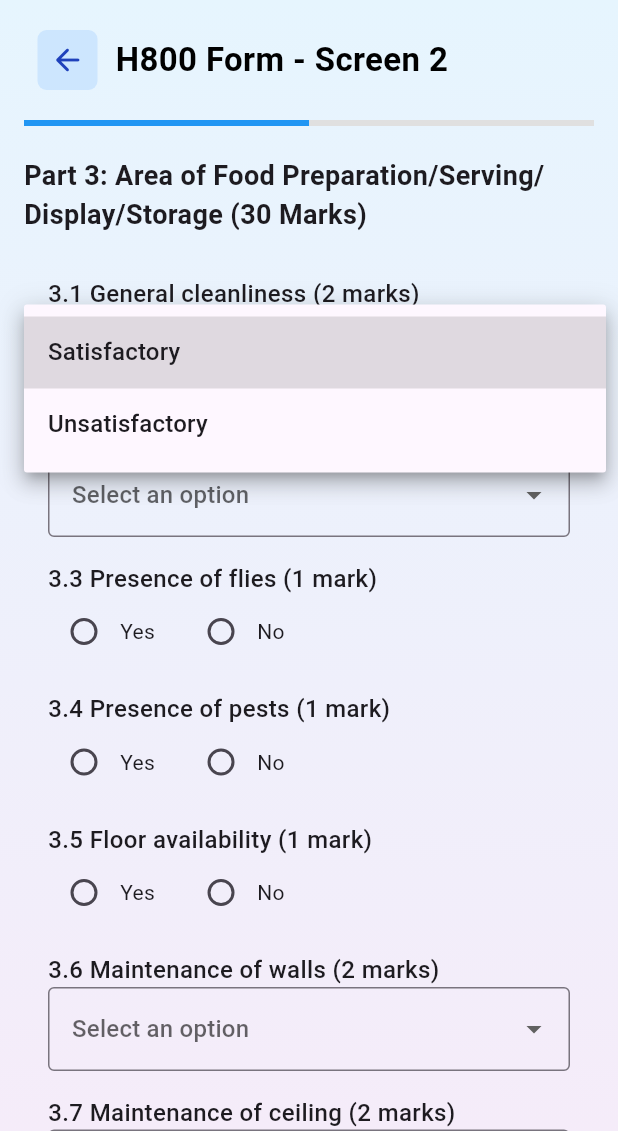
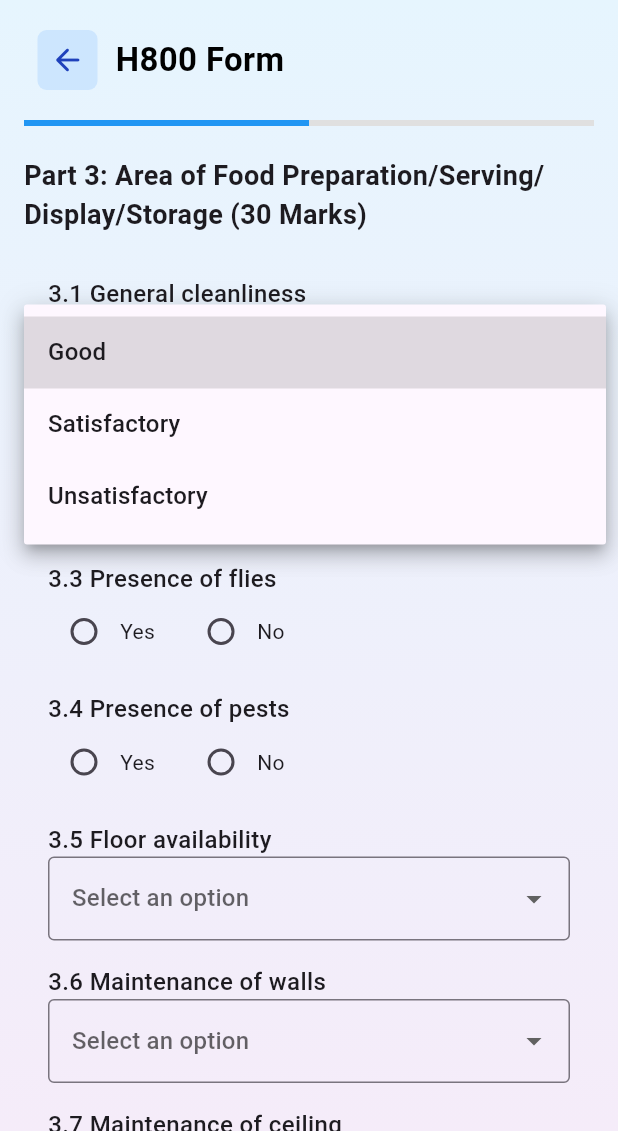
Before and after one commit to SeneshFitzroy/SafeServe-PHI-Manager, a Flutter app: the H800FormScreenTwo screen opened by its route, after a tap on "Select an option", on a phone screen of 412 x 824 dp, the part 105-1236 px from its top. Run offline on Flutter 3.47's test engine with Material 3 defaults, Android fonts, the phone set to English and light mode, and no system bars; our stand-ins replace image_picker, material_design_icons_flutter.

Commit message:
updated the questions and generic dropdown options

```diff
--- a/MobileApplication/safeServe/lib/screens/h800_form/h800_form_screen_two.dart
+++ b/MobileApplication/safeServe/lib/screens/h800_form/h800_form_screen_two.dart
@@ -49,7 +49,8 @@ class H800FormScreenTwoState extends State<H800FormScreenTwo> {
     super.initState();
     // Initialize values from formData
     _generalCleanlinessPart3 = widget.formData.generalCleanlinessPart3;
-    _safetyMeasuresForCleanliness = widget.formData.safetyMeasuresForCleanliness;
+    _safetyMeasuresForCleanliness =
+        widget.formData.safetyMeasuresForCleanliness;
     _hasFlies = widget.formData.hasFlies;
     _hasPests = widget.formData.hasPests;
     _hasFloor = widget.formData.hasFloor;
@@ -57,7 +58,8 @@ class H800FormScreenTwoState extends State<H800FormScreenTwo> {
     _maintenanceOfCeilingPart3 = widget.formData.maintenanceOfCeilingPart3;
     _spaceInWorkingArea = widget.formData.spaceInWorkingArea;
     _dailyCleaning = widget.formData.dailyCleaning;
-    _riskOfContaminationFromToilets = widget.formData.riskOfContaminationFromToilets;
+    _riskOfContaminationFromToilets =
+        widget.formData.riskOfContaminationFromToilets;
     _adequateBins = widget.formData.adequateBins;
     _hasUnnecessaryItems = widget.formData.hasUnnecessaryItems;
     _cleaningToolsAvailable = widget.formData.cleaningToolsAvailable;
@@ -104,15 +106,18 @@ class H800FormScreenTwoState extends State<H800FormScreenTwo> {
     bool isValid = true;
     setState(() {
       _isInvalid['generalCleanlinessPart3'] = _generalCleanlinessPart3 == null;
-      _isInvalid['safetyMeasuresForCleanliness'] = _safetyMeasuresForCleanliness == null;
+      _isInvalid['safetyMeasuresForCleanliness'] =
+          _safetyMeasuresForCleanliness == null;
       _isInvalid['hasFlies'] = _hasFlies == null;
       _isInvalid['hasPests'] = _hasPests == null;
       _isInvalid['hasFloor'] = _hasFloor == null;
       _isInvalid['maintenanceOfWalls'] = _maintenanceOfWalls == null;
-      _isInvalid['maintenanceOfCeilingPart3'] = _maintenanceOfCeilingPart3 == null;
+      _isInvalid['maintenanceOfCeilingPart3'] =
+          _maintenanceOfCeilingPart3 == null;
       _isInvalid['spaceInWorkingArea'] = _spaceInWorkingArea == null;
       _isInvalid['dailyCleaning'] = _dailyCleaning == null;
-      _isInvalid['riskOfContaminationFromToilets'] = _riskOfContaminationFromToilets == null;
+      _isInvalid['riskOfContaminationFromToilets'] =
+          _riskOfContaminationFromToilets == null;
       _isInvalid['adequateBins'] = _adequateBins == null;
       _isInvalid['hasUnnecessaryItems'] = _hasUnnecessaryItems == null;
       _isInvalid['cleaningToolsAvailable'] = _cleaningToolsAvailable == null;
@@ -122,7 +127,8 @@ class H800FormScreenTwoState extends State<H800FormScreenTwo> {
       _isInvalid['separateChoppingBoards'] = _separateChoppingBoards == null;
       _isInvalid['cleanlinessOfEquipment'] = _cleanlinessOfEquipment == null;
       _isInvalid['suitabilityOfLayout'] = _suitabilityOfLayout == null;
-      _isInvalid['lightAndVentilationPart3'] = _lightAndVentilationPart3 == null;
+      _isInvalid['lightAndVentilationPart3'] =
+          _lightAndVentilationPart3 == null;
       _isInvalid['houseKeeping'] = _houseKeeping == null;
       _isInvalid['waterSupplySuitable'] = _waterSupplySuitable == null;
       _isInvalid['safeFoodHandling'] = _safeFoodHandling == null;
@@ -134,7 +140,8 @@ class H800FormScreenTwoState extends State<H800FormScreenTwo> {
 
   void _updateFormData() {
     widget.formData.generalCleanlinessPart3 = _generalCleanlinessPart3;
-    widget.formData.safetyMeasuresForCleanliness = _safetyMeasuresForCleanliness;
+    widget.formData.safetyMeasuresForCleanliness =
+        _safetyMeasuresForCleanliness;
     widget.formData.hasFlies = _hasFlies;
     widget.formData.hasPests = _hasPests;
     widget.formData.hasFloor = _hasFloor;
@@ -142,7 +149,8 @@ class H800FormScreenTwoState extends State<H800FormScreenTwo> {
     widget.formData.maintenanceOfCeilingPart3 = _maintenanceOfCeilingPart3;
     widget.formData.spaceInWorkingArea = _spaceInWorkingArea;
     widget.formData.dailyCleaning = _dailyCleaning;
-    widget.formData.riskOfContaminationFromToilets = _riskOfContaminationFromToilets;
+    widget.formData.riskOfContaminationFromToilets =
+        _riskOfContaminationFromToilets;
     widget.formData.adequateBins = _adequateBins;
     widget.formData.hasUnnecessaryItems = _hasUnnecessaryItems;
     widget.formData.cleaningToolsAvailable = _cleaningToolsAvailable;
@@ -175,7 +183,7 @@ class H800FormScreenTwoState extends State<H800FormScreenTwo> {
               children: [
                 const SizedBox(height: 20),
                 RegisterShopHeader(
-                  title: 'H800 Form - Screen 2',
+                  title: 'H800 Form',
                   onArrowPressed: () => Navigator.pop(context),
                 ),
                 const SizedBox(height: 20),
@@ -184,7 +192,8 @@ class H800FormScreenTwoState extends State<H800FormScreenTwo> {
                   child: LinearProgressIndicator(
                     value: 0.5, // 2/4 of the form completed
                     backgroundColor: Colors.grey[300],
-                    valueColor: const AlwaysStoppedAnimation<Color>(Colors.blue),
+                    valueColor:
+                        const AlwaysStoppedAnimation<Color>(Colors.blue),
                   ),
                 ),
                 const SizedBox(height: 20),
@@ -195,35 +204,38 @@ class H800FormScreenTwoState extends State<H800FormScreenTwo> {
                     children: [
                       const Text(
                         'Part 3: Area of Food Preparation/Serving/Display/Storage (30 Marks)',
-                        style: TextStyle(fontSize: 18, fontWeight: FontWeight.bold),
+                        style: TextStyle(
+                            fontSize: 18, fontWeight: FontWeight.bold),
                       ),
                       const SizedBox(height: 20),
                       GenericDropdown(
-                        label: '3.1 General cleanliness (2 marks)',
+                        label: '3.1 General cleanliness',
                         initialValue: _generalCleanlinessPart3,
                         isInvalid: _isInvalid['generalCleanlinessPart3']!,
-                        items: const ['Satisfactory', 'Unsatisfactory'],
+                        items: const ['Good', 'Satisfactory', 'Unsatisfactory'],
                         onChanged: (value) {
                           setState(() {
                             _generalCleanlinessPart3 = value;
-                            _isInvalid['generalCleanlinessPart3'] = value == null;
+                            _isInvalid['generalCleanlinessPart3'] =
+                                value == null;
                           });
                         },
                       ),
                       GenericDropdown(
-                        label: '3.2 Safety measures for cleanliness (2 marks)',
+                        label: '3.2 Safety measures for cleanliness',
                         initialValue: _safetyMeasuresForCleanliness,
                         isInvalid: _isInvalid['safetyMeasuresForCleanliness']!,
-                        items: const ['Adequate', 'Inadequate'],
+                        items: const ['Good', 'Satisfactory', 'Unsatisfactory'],
                         onChanged: (value) {
                           setState(() {
                             _safetyMeasuresForCleanliness = value;
-                            _isInvalid['safetyMeasuresForCleanliness'] = value == null;
+                            _isInvalid['safetyMeasuresForCleanliness'] =
+                                value == null;
                           });
                         },
                       ),
                       RadioButtonField(
-                        label: '3.3 Presence of flies (1 mark)',
+                        label: '3.3 Presence of flies',
                         value: _hasFlies,
                         isInvalid: _isInvalid['hasFlies']!,
                         onChanged: (value) {
@@ -234,7 +246,7 @@ class H800FormScreenTwoState extends State<H800FormScreenTwo> {
                         },
                       ),
                       RadioButtonField(
-                        label: '3.4 Presence of pests (1 mark)',
+                        label: '3.4 Presence of pests',
                         value: _hasPests,
                         isInvalid: _isInvalid['hasPests']!,
                         onChanged: (value) {
@@ -244,10 +256,11 @@ class H800FormScreenTwoState extends State<H800FormScreenTwo> {
                           });
                         },
                       ),
-                      RadioButtonField(
-                        label: '3.5 Floor availability (1 mark)',
-                        value: _hasFloor,
+                      GenericDropdown(
+                        label: '3.5 Floor availability',
+                        initialValue: _hasFloor,
                         isInvalid: _isInvalid['hasFloor']!,
+                        items: const ['Good', 'Satisfactory', 'Unsatisfactory'],
                         onChanged: (value) {
                           setState(() {
                             _hasFloor = value;
@@ -256,10 +269,10 @@ class H800FormScreenTwoState extends State<H800FormScreenTwo> {
                         },
                       ),
                       GenericDropdown(
-                        label: '3.6 Maintenance of walls (2 marks)',
+                        label: '3.6 Maintenance of walls',
                         initialValue: _maintenanceOfWalls,
                         isInvalid: _isInvalid['maintenanceOfWalls']!,
-                        items: const ['Good', 'Poor'],
+                        items: const ['Good', 'Satisfactory', 'Unsatisfactory'],
                         onChanged: (value) {
                           setState(() {
                             _maintenanceOfWalls = value;
@@ -268,19 +281,20 @@ class H800FormScreenTwoState extends State<H800FormScreenTwo> {
                         },
                       ),
                       GenericDropdown(
-                        label: '3.7 Maintenance of ceiling (2 marks)',
+                        label: '3.7 Maintenance of ceiling',
                         initialValue: _maintenanceOfCeilingPart3,
                         isInvalid: _isInvalid['maintenanceOfCeilingPart3']!,
-                        items: const ['Good', 'Poor'],
+                        items: const ['Good', 'Satisfactory', 'Unsatisfactory'],
                         onChanged: (value) {
                           setState(() {
                             _maintenanceOfCeilingPart3 = value;
-                            _isInvalid['maintenanceOfCeilingPart3'] = value == null;
+                            _isInvalid['maintenanceOfCeilingPart3'] =
+                                value == null;
                           });
                         },
                       ),
                       GenericDropdown(
-                        label: '3.8 Space in working area (1 mark)',
+                        label: '3.8 Space in working area',
                         initialValue: _spaceInWorkingArea,
                         isInvalid: _isInvalid['spaceInWorkingArea']!,
                         items: const ['Adequate', 'Inadequate'],
@@ -292,7 +306,7 @@ class H800FormScreenTwoState extends State<H800FormScreenTwo> {
                         },
                       ),
                       RadioButtonField(
-                        label: '3.9 Daily cleaning (1 mark)',
+                        label: '3.9 Daily cleaning ',
                         value: _dailyCleaning,
                         isInvalid: _isInvalid['dailyCleaning']!,
                         onChanged: (value) {
@@ -303,18 +317,22 @@ class H800FormScreenTwoState extends State<H800FormScreenTwo> {
                         },
                       ),
                       RadioButtonField(
-                        label: '3.10 Risk of contamination from toilets (1 mark)',
+                        label:
+                            '3.10 Risk of contamination from toilets',
                         value: _riskOfContaminationFromToilets,
-                        isInvalid: _isInvalid['riskOfContaminationFromToilets']!,
+                        isInvalid:
+                            _isInvalid['riskOfContaminationFromToilets']!,
                         onChanged: (value) {
                           setState(() {
                             _riskOfContaminationFromToilets = value;
-                            _isInvalid['riskOfContaminationFromToilets'] = value == null;
+                            _isInvalid['riskOfContaminationFromToilets'] =
+                                value == null;
                           });
                         },
                       ),
                       RadioButtonField(
-                        label: '3.11 Adequate bins (1 mark)',
+                        label:
+                            '3.11 Adequate bins with lids for waste disposal',
                         value: _adequateBins,
                         isInvalid: _isInvalid['adequateBins']!,
                         onChanged: (value) {
@@ -325,7 +343,8 @@ class H800FormScreenTwoState extends State<H800FormScreenTwo> {
                         },
                       ),
                       RadioButtonField(
-                        label: '3.12 Unnecessary items (1 mark)',
+                        label:
+                            '3.12 Empty boxes/Gunny bags and other unnecessary items',
                         value: _hasUnnecessaryItems,
                         isInvalid: _isInvalid['hasUnnecessaryItems']!,
                         onChanged: (value) {
@@ -336,18 +355,20 @@ class H800FormScreenTwoState extends State<H800FormScreenTwo> {
                         },
                       ),
                       RadioButtonField(
-                        label: '3.13 Cleaning tools available (1 mark)',
+                        label:
+                            '3.13 Availability of cleaning tools/materials/serviettes',
                         value: _cleaningToolsAvailable,
                         isInvalid: _isInvalid['cleaningToolsAvailable']!,
                         onChanged: (value) {
                           setState(() {
                             _cleaningToolsAvailable = value;
-                            _isInvalid['cleaningToolsAvailable'] = value == null;
+                            _isInvalid['cleaningToolsAvailable'] =
+                                value == null;
                           });
                         },
                       ),
                       RadioButtonField(
-                        label: '3.14 Objectionable odor (1 mark)',
+                        label: '3.14 Objectionable odor',
                         value: _hasObjectionableOdor,
                         isInvalid: _isInvalid['hasObjectionableOdor']!,
                         onChanged: (value) {
@@ -358,7 +379,8 @@ class H800FormScreenTwoState extends State<H800FormScreenTwo> {
                         },
                       ),
                       RadioButtonField(
-                        label: '3.15 Open drains (1 mark)',
+                        label:
+                            '3.15 Open drains & stagnated waste water',
                         value: _hasOpenDrains,
                         isInvalid: _isInvalid['hasOpenDrains']!,
                         onChanged: (value) {
@@ -369,7 +391,8 @@ class H800FormScreenTwoState extends State<H800FormScreenTwo> {
                         },
                       ),
                       RadioButtonField(
-                        label: '3.16 Area used for sleeping (1 mark)',
+                        label:
+                            '3.16 Area used for sleeping or any other unrelated activities',
                         value: _areaUsedForSleeping,
                         isInvalid: _isInvalid['areaUsedForSleeping']!,
                         onChanged: (value) {
@@ -380,29 +403,34 @@ class H800FormScreenTwoState extends State<H800FormScreenTwo> {
                         },
                       ),
                       RadioButtonField(
-                        label: '3.17 Separate chopping boards (1 mark)',
+                        label:
+                            '3.17 Use of separate chopping boards/knives etc.',
                         value: _separateChoppingBoards,
                         isInvalid: _isInvalid['separateChoppingBoards']!,
                         onChanged: (value) {
                           setState(() {
                             _separateChoppingBoards = value;
-                            _isInvalid['separateChoppingBoards'] = value == null;
+                            _isInvalid['separateChoppingBoards'] =
+                                value == null;
                           });
                         },
                       ),
                       RadioButtonField(
-                        label: '3.18 Cleanliness of equipment (1 mark)',
+                        label:
+                            '3.18 Cleanliness of equipment/utensils',
                         value: _cleanlinessOfEquipment,
                         isInvalid: _isInvalid['cleanlinessOfEquipment']!,
                         onChanged: (value) {
                           setState(() {
                             _cleanlinessOfEquipment = value;
-                            _isInvalid['cleanlinessOfEquipment'] = value == null;
+                            _isInvalid['cleanlinessOfEquipment'] =
+                                value == null;
                           });
                         },
                       ),
                       RadioButtonField(
-                        label: '3.19 Suitability of layout (1 mark)',
+                        label:
+                            '3.19 Suitability of layout of the area for the process',
                         value: _suitabilityOfLayout,
                         isInvalid: _isInvalid['suitabilityOfLayout']!,
                         onChanged: (value) {
@@ -413,21 +441,23 @@ class H800FormScreenTwoState extends State<H800FormScreenTwo> {
                         },
                       ),
                       GenericDropdown(
-                        label: '3.20 Light and ventilation (1 mark)',
+                        label: '3.20 Light and ventilation',
                         initialValue: _lightAndVentilationPart3,
                         isInvalid: _isInvalid['lightAndVentilationPart3']!,
-                        items: const ['Good', 'Poor'],
+                        items: const ['Adequate', 'Inadequate'],
                         onChanged: (value) {
                           setState(() {
                             _lightAndVentilationPart3 = value;
-                            _isInvalid['lightAndVentilationPart3'] = value == null;
+                            _isInvalid['lightAndVentilationPart3'] =
+                                value == null;
                           });
                         },
                       ),
-                      RadioButtonField(
-                        label: '3.21 Housekeeping (1 mark)',
-                        value: _houseKeeping,
+                      GenericDropdown(
+                        label: '3.21 Housekeeping ',
+                        initialValue: _houseKeeping,
                         isInvalid: _isInvalid['houseKeeping']!,
+                        items: const ['Good', 'Satisfactory', 'Unsatisfactory'],
                         onChanged: (value) {
                           setState(() {
                             _houseKeeping = value;
@@ -436,7 +466,8 @@ class H800FormScreenTwoState extends State<H800FormScreenTwo> {
                         },
                       ),
                       RadioButtonField(
-                        label: '3.22 Water supply suitable (2 marks)',
+                        label:
+                            '3.22 Water supply suitable for different task ',
                         value: _waterSupplySuitable,
                         isInvalid: _isInvalid['waterSupplySuitable']!,
                         onChanged: (value) {
@@ -446,14 +477,16 @@ class H800FormScreenTwoState extends State<H800FormScreenTwo> {
                           });
                         },
                       ),
-                      RadioButtonField(
-                        label: '3.23 Safe food handling (2 marks)',
-                        value: _safeFoodHandling,
+                      GenericDropdown(
+                        label:'3.23 Safe food handling practices',
+                        initialValue: _safeFoodHandling,
                         isInvalid: _isInvalid['safeFoodHandling']!,
+                        items: const ['Good', 'Satisfactory','Unsatisfactory'],
                         onChanged: (value) {
                           setState(() {
                             _safeFoodHandling = value;
-                            _isInvalid['safeFoodHandling'] = value == null;
+                            _isInvalid['safeFoodHandling'] =
+                                value == null;
                           });
                         },
                       ),
```
